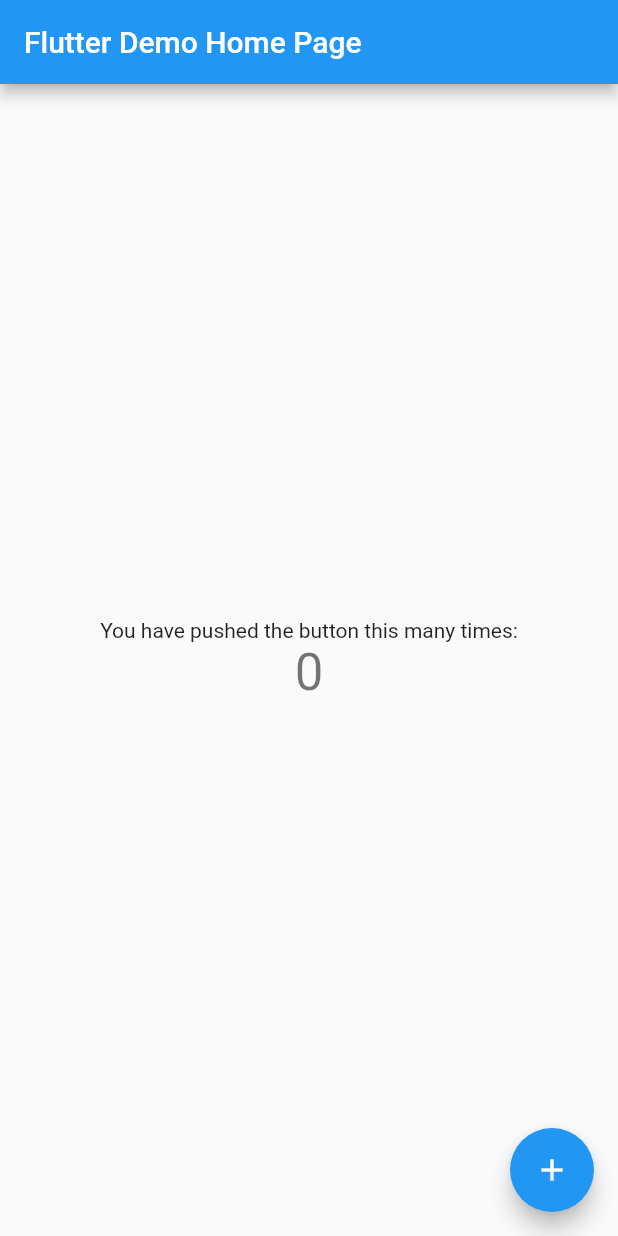
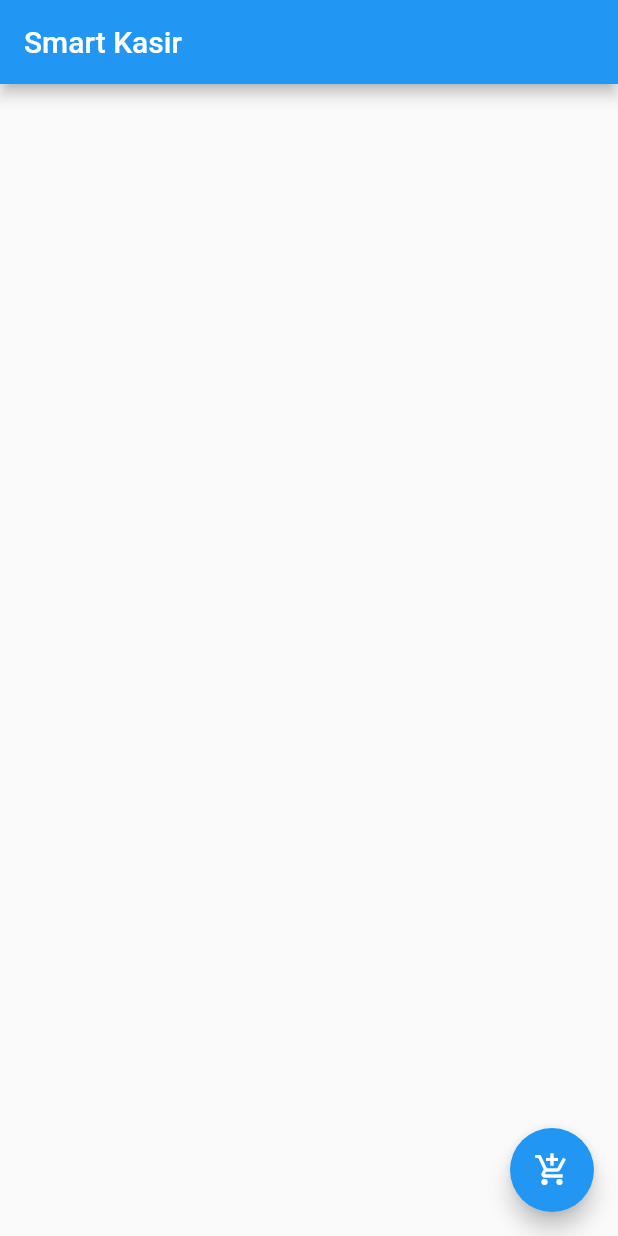
Before and after one commit to MasWas/smartkasir, a Flutter app: the screen it shows after launch, on a phone screen of 412 x 824 dp. Run offline on Flutter 3.47's test engine with Material 2 defaults, Android fonts, the light colour scheme and no system bars.

Commit message:
Basic ui

```diff
--- a/lib/main.dart
+++ b/lib/main.dart
@@ -3,39 +3,20 @@
 void main() => runApp(MyApp());
 
 class MyApp extends StatelessWidget {
-  // This widget is the root of your application.
   @override
   Widget build(BuildContext context) {
     return MaterialApp(
-      title: 'Flutter Demo',
+      title: 'Smart Kasir',
       theme: ThemeData(
-        // This is the theme of your application.
-        //
-        // Try running your application with "flutter run". You'll see the
-        // application has a blue toolbar. Then, without quitting the app, try
-        // changing the primarySwatch below to Colors.green and then invoke
-        // "hot reload" (press "r" in the console where you ran "flutter run",
-        // or simply save your changes to "hot reload" in a Flutter IDE).
-        // Notice that the counter didn't reset back to zero; the application
-        // is not restarted.
         primarySwatch: Colors.blue,
       ),
-      home: MyHomePage(title: 'Flutter Demo Home Page'),
+      home: MyHomePage(title: 'Smart Kasir'),
     );
   }
 }
 
 class MyHomePage extends StatefulWidget {
   MyHomePage({Key key, this.title}) : super(key: key);
-
-  // This widget is the home page of your application. It is stateful, meaning
-  // that it has a State object (defined below) that contains fields that affect
-  // how it looks.
-
-  // This class is the configuration for the state. It holds the values (in this
-  // case the title) provided by the parent (in this case the App widget) and
-  // used by the build method of the State. Fields in a Widget subclass are
-  // always marked "final".
 
   final String title;
 
@@ -44,68 +25,25 @@
 }
 
 class _MyHomePageState extends State<MyHomePage> {
-  int _counter = 0;
-
-  void _incrementCounter() {
-    setState(() {
-      // This call to setState tells the Flutter framework that something has
-      // changed in this State, which causes it to rerun the build method below
-      // so that the display can reflect the updated values. If we changed
-      // _counter without calling setState(), then the build method would not be
-      // called again, and so nothing would appear to happen.
-      _counter++;
-    });
-  }
+  void _addItems() {}
 
   @override
   Widget build(BuildContext context) {
-    // This method is rerun every time setState is called, for instance as done
-    // by the _incrementCounter method above.
-    //
-    // The Flutter framework has been optimized to make rerunning build methods
-    // fast, so that you can just rebuild anything that needs updating rather
-    // than having to individually change instances of widgets.
     return Scaffold(
       appBar: AppBar(
-        // Here we take the value from the MyHomePage object that was created by
-        // the App.build method, and use it to set our appbar title.
         title: Text(widget.title),
       ),
       body: Center(
-        // Center is a layout widget. It takes a single child and positions it
-        // in the middle of the parent.
         child: Column(
-          // Column is also layout widget. It takes a list of children and
-          // arranges them vertically. By default, it sizes itself to fit its
-          // children horizontally, and tries to be as tall as its parent.
-          //
-          // Invoke "debug painting" (press "p" in the console, choose the
-          // "Toggle Debug Paint" action from the Flutter Inspector in Android
-          // Studio, or the "Toggle Debug Paint" command in Visual Studio Code)
-          // to see the wireframe for each widget.
-          //
-          // Column has various properties to control how it sizes itself and
-          // how it positions its children. Here we use mainAxisAlignment to
-          // center the children vertically; the main axis here is the vertical
-          // axis because Columns are vertical (the cross axis would be
-          // horizontal).
           mainAxisAlignment: MainAxisAlignment.center,
-          children: <Widget>[
-            Text(
-              'You have pushed the button this many times:',
-            ),
-            Text(
-              '$_counter',
-              style: Theme.of(context).textTheme.display1,
-            ),
-          ],
+          children: <Widget>[],
         ),
       ),
       floatingActionButton: FloatingActionButton(
-        onPressed: _incrementCounter,
+        onPressed: _addItems,
         tooltip: 'Increment',
-        child: Icon(Icons.add),
-      ), // This trailing comma makes auto-formatting nicer for build methods.
+        child: Icon(Icons.add_shopping_cart),
+      ),
     );
   }
 }
```
Also changed, not shown: 1 other file.
